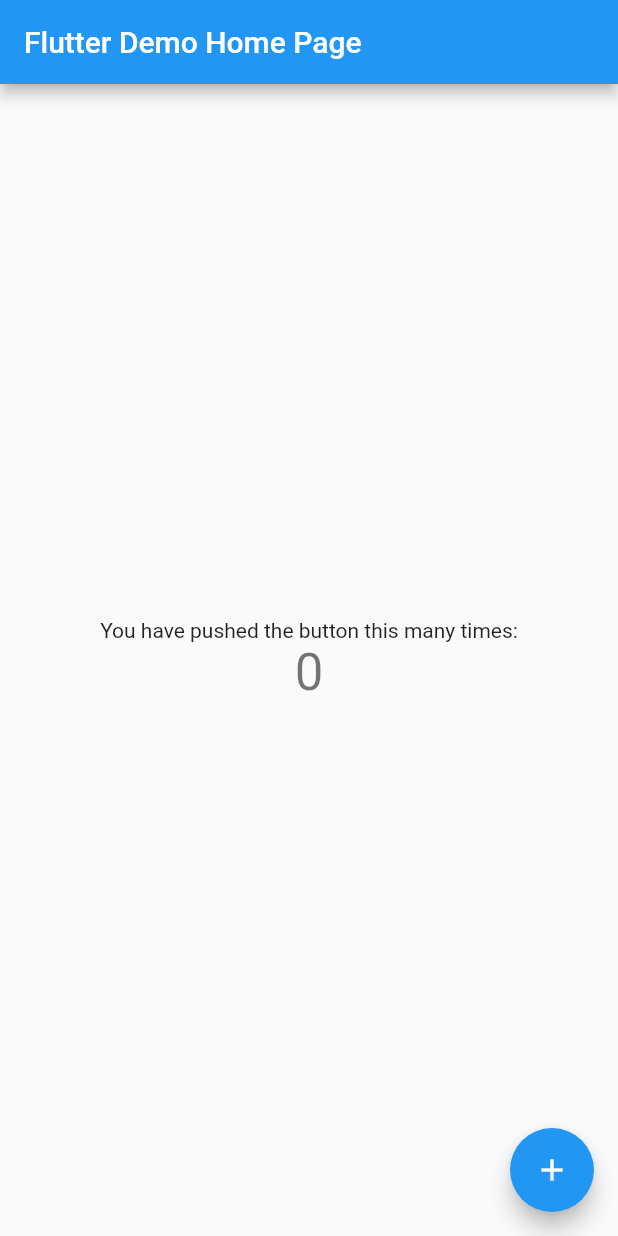
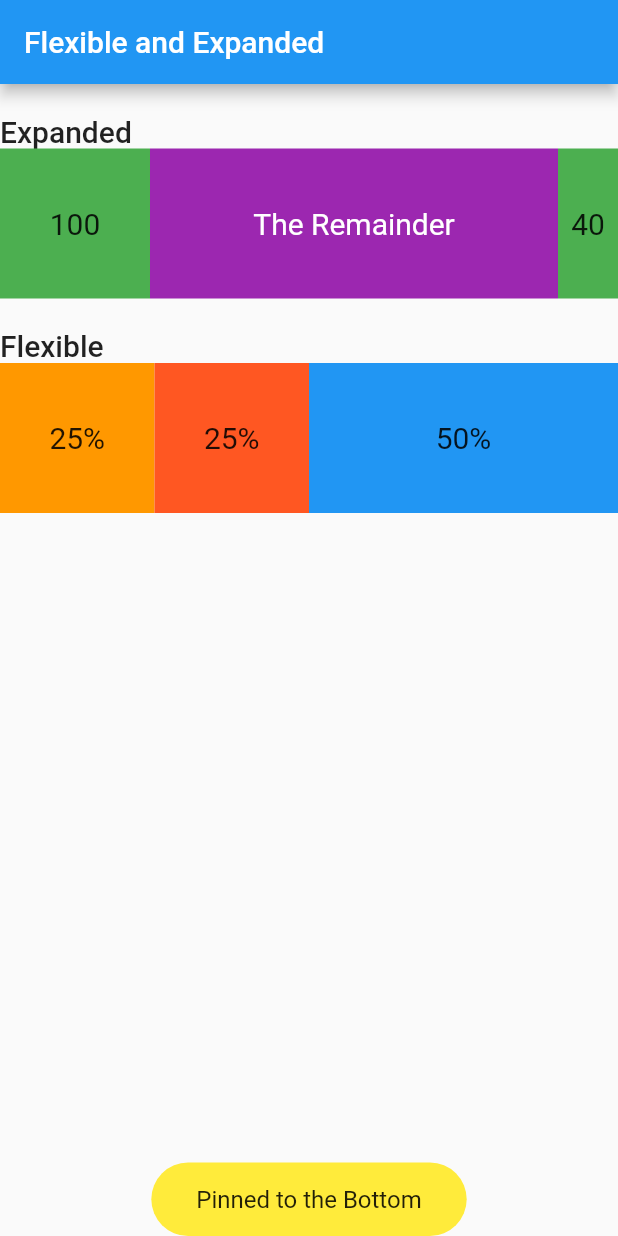
Before and after one commit to neurot/flutter_cookbook_exercises, a Flutter app: the screen it shows after launch, on a phone screen of 412 x 824 dp. Run offline on Flutter 3.47's test engine with Material 2 defaults, Android fonts, the phone set to English and light mode, and no system bars.

Commit message:
add flexible and expanded

```diff
--- /dev/null
+++ b/chapter_4/widget_tree/lib/flex_screen.dart
@@ -0,0 +1,155 @@
+import 'package:flutter/material.dart';
+
+class FlexScreen extends StatelessWidget {
+  const FlexScreen({super.key});
+
+  @override
+  Widget build(BuildContext context) {
+    return Scaffold(
+      appBar: AppBar(
+        title: const Text('Flexible and Expanded'),
+      ),
+      body: Column(
+        crossAxisAlignment: CrossAxisAlignment.start,
+        children: <Widget>[
+          ..._header(context, 'Expanded'),
+          _buildExpanded(context),
+          ..._header(context, 'Flexible'),
+          _buildFlexible(context),
+          Expanded(
+            child: Container(),
+          ),
+          _buildFooter(context)
+        ],
+      ),
+    );
+  }
+
+  Iterable<Widget> _header(BuildContext context, String text) {
+    return [
+      const SizedBox(height: 20),
+      Text(
+        text,
+        style: Theme.of(context).textTheme.headline6,
+      ),
+    ];
+  }
+
+  Widget _buildExpanded(BuildContext context) {
+    return SizedBox(
+      height: 100,
+      child: Row(
+        children: const <Widget>[
+          LabeledContainer(
+            width: 100,
+            height: double.infinity,
+            color: Colors.green,
+            text: '100',
+          ),
+          Expanded(
+            child: LabeledContainer(
+              color: Colors.purple,
+              text: 'The Remainder',
+              textColor: Colors.white,
+            ),
+          ),
+          LabeledContainer(
+            width: 40,
+            height: double.infinity,
+            color: Colors.green,
+            text: '40',
+          )
+        ],
+      ),
+    );
+  }
+
+  Widget _buildFlexible(BuildContext context) {
+    return SizedBox(
+      height: 100,
+      child: Row(
+        children: const <Widget>[
+          Flexible(
+            flex: 1,
+            child: LabeledContainer(
+              color: Colors.orange,
+              text: '25%',
+            ),
+          ),
+          Flexible(
+            flex: 1,
+            child: LabeledContainer(
+              color: Colors.deepOrange,
+              text: '25%',
+            ),
+          ),
+          Flexible(
+            flex: 2,
+            child: LabeledContainer(
+              color: Colors.blue,
+              text: '50%',
+            ),
+          )
+        ],
+      ),
+    );
+  }
+
+  Widget _buildFooter(BuildContext context) {
+    return SafeArea(
+      child: Center(
+        child: Container(
+          decoration: BoxDecoration(
+            color: Colors.yellow,
+            borderRadius: BorderRadius.circular(40),
+          ),
+          child: Padding(
+            padding: const EdgeInsets.symmetric(
+              vertical: 15.0,
+              horizontal: 30,
+            ),
+            child: Text(
+              'Pinned to the Bottom',
+              style: Theme.of(context).textTheme.subtitle1,
+            ),
+          ),
+        ),
+      ),
+    );
+  }
+}
+
+class LabeledContainer extends StatelessWidget {
+  final double? width;
+  final double height;
+  final Color? color;
+  final String text;
+  final Color? textColor;
+
+  const LabeledContainer({
+    Key? key,
+    this.width,
+    this.height = double.infinity,
+    this.color,
+    required this.text,
+    this.textColor,
+  }) : super(key: key);
+
+  @override
+  Widget build(BuildContext context) {
+    return Container(
+      width: width,
+      height: height,
+      color: color,
+      child: Center(
+        child: Text(
+          text,
+          style: TextStyle(
+            color: textColor,
+            fontSize: 20,
+          ),
+        ),
+      ),
+    );
+  }
+}
--- a/chapter_4/widget_tree/lib/main.dart
+++ b/chapter_4/widget_tree/lib/main.dart
@@ -1,115 +1,18 @@
 import 'package:flutter/material.dart';
+import 'package:widget_tree/profile_screen.dart';
 
-void main() {
-  runApp(const MyApp());
-}
+import 'flex_screen.dart';
+
+void main() => runApp(const MyApp());
 
 class MyApp extends StatelessWidget {
   const MyApp({super.key});
 
-  // This widget is the root of your application.
   @override
   Widget build(BuildContext context) {
-    return MaterialApp(
-      title: 'Flutter Demo',
-      theme: ThemeData(
-        // This is the theme of your application.
-        //
-        // Try running your application with "flutter run". You'll see the
-        // application has a blue toolbar. Then, without quitting the app, try
-        // changing the primarySwatch below to Colors.green and then invoke
-        // "hot reload" (press "r" in the console where you ran "flutter run",
-        // or simply save your changes to "hot reload" in a Flutter IDE).
-        // Notice that the counter didn't reset back to zero; the application
-        // is not restarted.
-        primarySwatch: Colors.blue,
-      ),
-      home: const MyHomePage(title: 'Flutter Demo Home Page'),
+    return const MaterialApp(
+      // home: ProfileScreen(),
+      home: FlexScreen(),
     );
   }
 }
-
-class MyHomePage extends StatefulWidget {
-  const MyHomePage({super.key, required this.title});
-
-  // This widget is the home page of your application. It is stateful, meaning
-  // that it has a State object (defined below) that contains fields that affect
-  // how it looks.
-
-  // This class is the configuration for the state. It holds the values (in this
-  // case the title) provided by the parent (in this case the App widget) and
-  // used by the build method of the State. Fields in a Widget subclass are
-  // always marked "final".
-
-  final String title;
-
-  @override
-  State<MyHomePage> createState() => _MyHomePageState();
-}
-
-class _MyHomePageState extends State<MyHomePage> {
-  int _counter = 0;
-
-  void _incrementCounter() {
-    setState(() {
-      // This call to setState tells the Flutter framework that something has
-      // changed in this State, which causes it to rerun the build method below
-      // so that the display can reflect the updated values. If we changed
-      // _counter without calling setState(), then the build method would not be
-      // called again, and so nothing would appear to happen.
-      _counter++;
-    });
-  }
-
-  @override
-  Widget build(BuildContext context) {
-    // This method is rerun every time setState is called, for instance as done
-    // by the _incrementCounter method above.
-    //
-    // The Flutter framework has been optimized to make rerunning build methods
-    // fast, so that you can just rebuild anything that needs updating rather
-    // than having to individually change instances of widgets.
-    return Scaffold(
-      appBar: AppBar(
-        // Here we take the value from the MyHomePage object that was created by
-        // the App.build method, and use it to set our appbar title.
-        title: Text(widget.title),
-      ),
-      body: Center(
-        // Center is a layout widget. It takes a single child and positions it
-        // in the middle of the parent.
-        child: Column(
-          // Column is also a layout widget. It takes a list of children and
-          // arranges them vertically. By default, it sizes itself to fit its
-          // children horizontally, and tries to be as tall as its parent.
-          //
-          // Invoke "debug painting" (press "p" in the console, choose the
-          // "Toggle Debug Paint" action from the Flutter Inspector in Android
-          // Studio, or the "Toggle Debug Paint" command in Visual Studio Code)
-          // to see the wireframe for each widget.
-          //
-          // Column has various properties to control how it sizes itself and
-          // how it positions its children. Here we use mainAxisAlignment to
-          // center the children vertically; the main axis here is the vertical
-          // axis because Columns are vertical (the cross axis would be
-          // horizontal).
-          mainAxisAlignment: MainAxisAlignment.center,
-          children: <Widget>[
-            const Text(
-              'You have pushed the button this many times:',
-            ),
-            Text(
-              '$_counter',
-              style: Theme.of(context).textTheme.headline4,
-            ),
-          ],
-        ),
-      ),
-      floatingActionButton: FloatingActionButton(
-        onPressed: _incrementCounter,
-        tooltip: 'Increment',
-        child: const Icon(Icons.add),
-      ), // This trailing comma makes auto-formatting nicer for build methods.
-    );
-  }
-}
--- a/chapter_4/widget_tree/pubspec.yaml
+++ b/chapter_4/widget_tree/pubspec.yaml
@@ -63,6 +63,8 @@
   # assets:
   #   - images/a_dot_burr.jpeg
   #   - images/a_dot_ham.jpeg
+  assets:
+   - assets/
 
   # An image asset can refer to one or more resolution-specific "variants", see
   # https://flutter.dev/assets-and-images/#resolution-aware
```
Also changed, not shown: chapter_4/widget_tree/lib/profile_screen.dart (added, +97 -0 lines), chapter_4/widget_tree/assets/beach.jpg (added).
